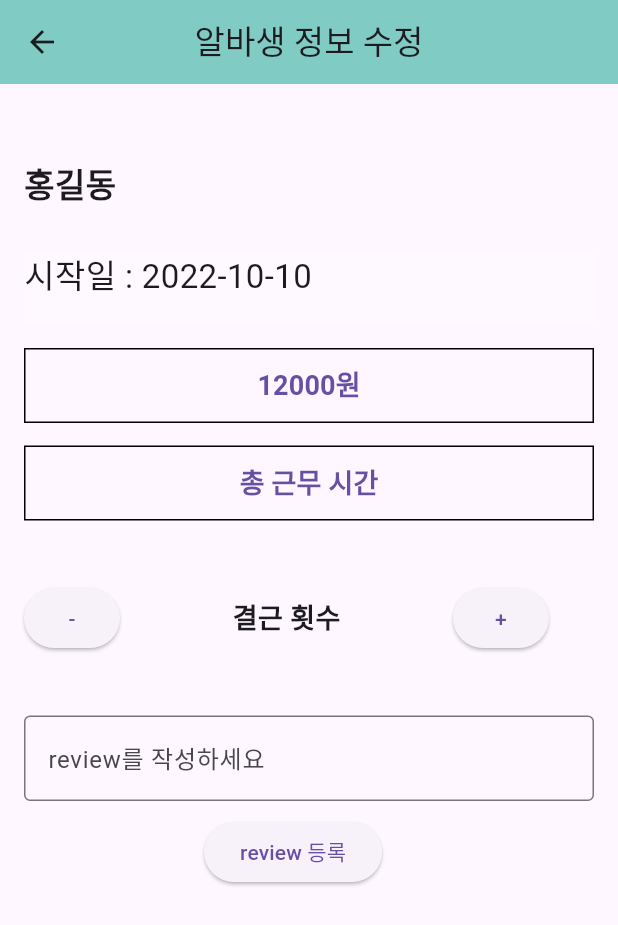
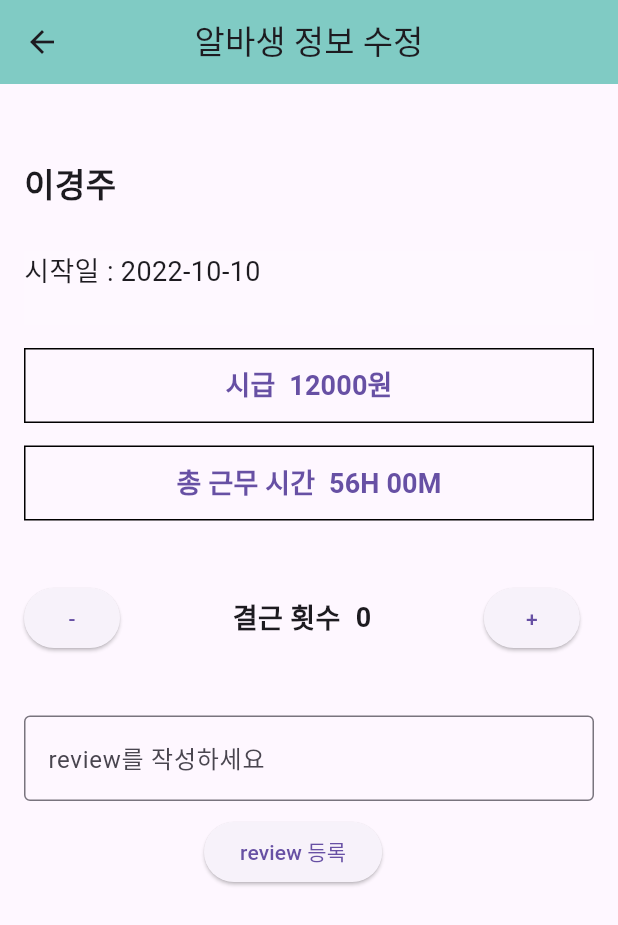
Before and after one commit to SSU-ServerProgramming-2024/alba_time, a Flutter app: the ModInfoPage screen opened by its route, on a phone screen of 412 x 824 dp. Shown: the top 925 px of the screen. Run offline on Flutter 3.47's test engine with Material 3 defaults, Android fonts, the phone set to English and light mode, and no system bars; drawn by our look-alikes of calendar_view; our stand-ins replace auto_size_text, get; missing offline and left inert: bottom_sheet, dart:ffi; network calls fail.

Commit message:
Update lib

```diff
--- a/lib/add_emp_info.dart
+++ b/lib/add_emp_info.dart
@@ -94,7 +94,7 @@ class _AddInfoPageState extends State<AddInfoPage> {
                       hintText: '근무 시작 날짜를 입력하세요.',
                       border: OutlineInputBorder(),
                     ),
-                    keyboardType: TextInputType.datetime,
+                    keyboardType: TextInputType.text,
                   ),
                 ),
                 Container(
--- a/lib/api/apiService.dart
+++ b/lib/api/apiService.dart
@@ -12,7 +12,7 @@ class Response {
 }
 
 class ApiService {
-  final String baseUrl = "http://10.27.0.126:5000";
+  final String baseUrl = "http://10.27.0.245:5000";
 
   Future<Response?> loginAuth(String id, String password) async {
     final url = Uri.parse("$baseUrl/auth/login");
--- a/lib/list_emp.dart
+++ b/lib/list_emp.dart
@@ -84,8 +84,9 @@ class _ListEmpState extends State<ListEmp> {
                 return Column(
                   children: [
                     ElevatedButton(
-                      onPressed: () {
+                      onPressed: () async {
                         // 버튼이 클릭되었을 때 수행할 작업
+                        await Navigator.of(context).pushNamed('/modinfopage');
                       },
                       style: ButtonStyle(
                         minimumSize: MaterialStateProperty.all(Size(50, 50)), // 버튼의 최소 크기 지정
--- a/lib/modify_emp_info.dart
+++ b/lib/modify_emp_info.dart
@@ -9,6 +9,8 @@ class ModInfoPage extends StatefulWidget {
 }
 
 class _ModInfoPageState extends State<ModInfoPage> {
+  int absentcnt = 0;
+
   @override
   Widget build(BuildContext context) {
     return Scaffold(
@@ -29,7 +31,7 @@ class _ModInfoPageState extends State<ModInfoPage> {
             crossAxisAlignment: CrossAxisAlignment.stretch,
             children: <Widget>[
               SizedBox(height: 50),
-              Text('홍길동', style: TextStyle(fontSize: 22, fontWeight: FontWeight.bold)),
+              Text('이경주', style: TextStyle(fontSize: 22, fontWeight: FontWeight.bold)),
 
               SizedBox(height: 30),
               Container(
@@ -37,7 +39,7 @@ class _ModInfoPageState extends State<ModInfoPage> {
                 height: 50,
 
                 child: Container(
-                  child : Text('시작일 : 2022-10-10', style: TextStyle(fontSize: 22)),
+                  child : Text('시작일 : 2022-10-10', style: TextStyle(fontSize: 18)),
                   ),
                 ),
               SizedBox(height: 15),
@@ -57,7 +59,7 @@ class _ModInfoPageState extends State<ModInfoPage> {
                       BorderSide(color: Colors.black), // 테두리 색상
                     ),
                   ),
-                  child: Text('12000원', style: TextStyle(fontSize: 18, fontWeight: FontWeight.bold)),
+                  child: Text('시급  12000원', style: TextStyle(fontSize: 18, fontWeight: FontWeight.bold)),
                 ),
               ),
               SizedBox(height: 15),
@@ -78,7 +80,7 @@ class _ModInfoPageState extends State<ModInfoPage> {
                       BorderSide(color: Colors.black), // 테두리 색상
                     ),
                   ),
-                  child: const Text('총 근무 시간', style: TextStyle(fontSize: 18, fontWeight: FontWeight.bold)),
+                  child: const Text('총 근무 시간  56H 00M', style: TextStyle(fontSize: 18, fontWeight: FontWeight.bold)),
                 ),
               ),
               SizedBox(height: 15),
@@ -89,16 +91,22 @@ class _ModInfoPageState extends State<ModInfoPage> {
                   children: <Widget>[
                     ElevatedButton(
                       onPressed: () {
-                        // Handle button press
+                        setState(() {
+                          absentcnt--;
+                        });
                       },
                       child: const Text('-'),
                     ),
                     const SizedBox(width: 75),
                     const Text('결근 횟수', style: TextStyle(fontSize: 18, fontWeight: FontWeight.bold)),
+                    const SizedBox(width: 10),
+                    Text(absentcnt.toString(), style: TextStyle(fontSize: 18, fontWeight: FontWeight.bold)),
                     const SizedBox(width: 75),
                     ElevatedButton(
                       onPressed: () {
-                        // Handle button press
+                        setState(() {
+                          absentcnt++;
+                        });
                       },
                       child: Text('+'),
                     ),
```
